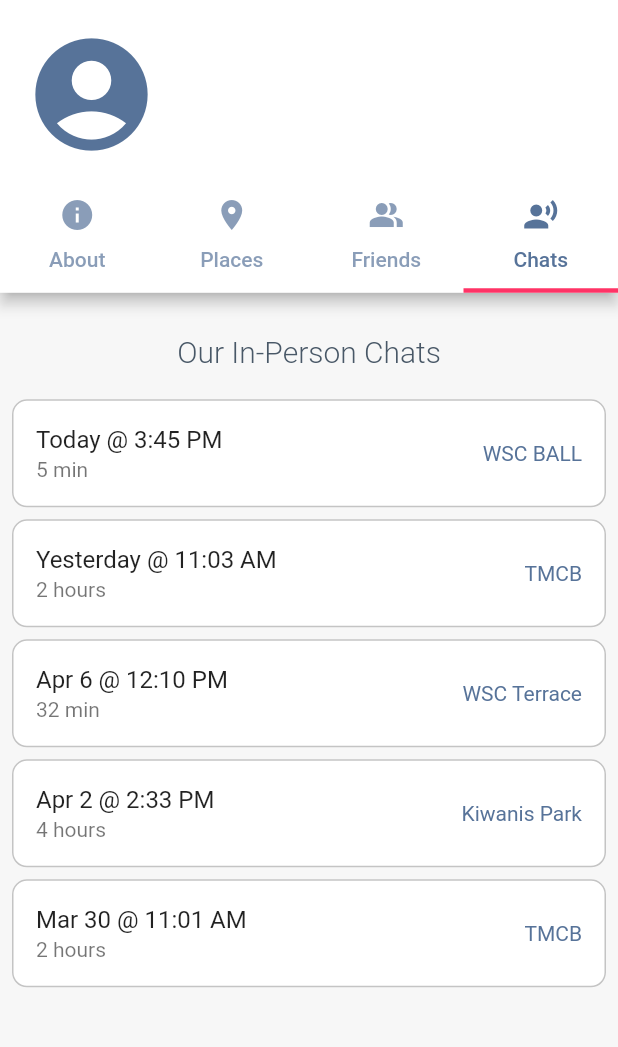
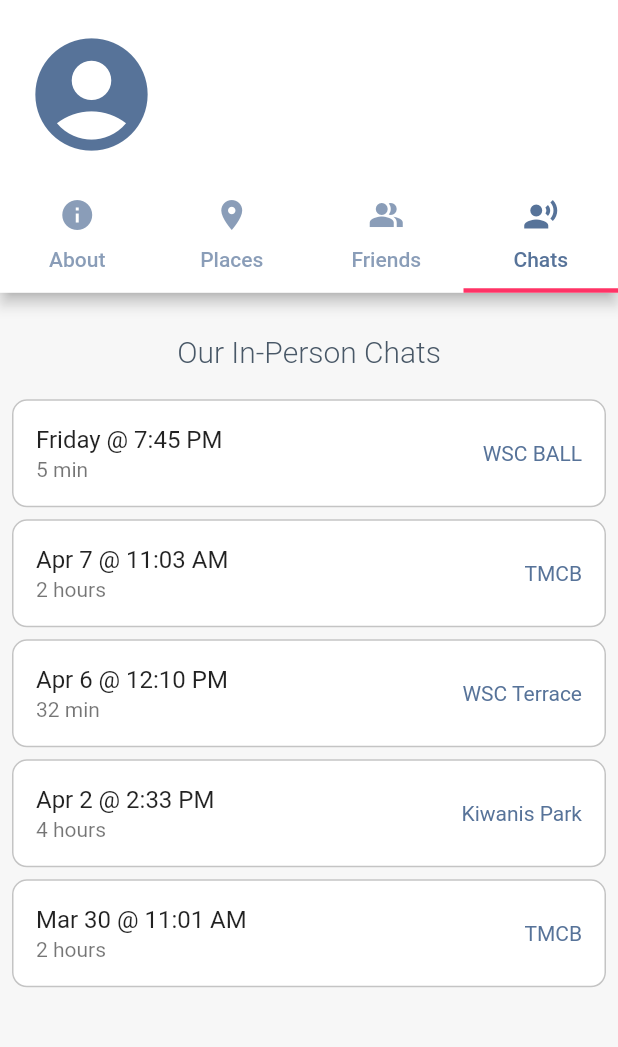
Before and after one commit to brighamband/irecognize, a Flutter app: the PersonPage screen opened directly with empty values, tab 4 chosen, on a phone screen of 412 x 824 dp, the part 60-1107 px from its top. Run offline on Flutter 3.47's test engine with Material 2 defaults, Android fonts, the phone set to English and light mode, and no system bars; our stand-ins replace sensors_plus; network calls fail.

Commit message:
Updated chats

```diff
--- a/lib/utils/constants.dart
+++ b/lib/utils/constants.dart
@@ -199,7 +199,7 @@ List<AboutModel> REFRESH_ABOUT_LIST = [
 
 List<PlacesModel> PLACES_LIST = [
   PlacesModel(
-      "Wilk Ballroom", 'https://goo.gl/maps/9T68wjY1qxSZwaYa9', "Saturday"),
+      "Wilk Ballroom", 'https://goo.gl/maps/9T68wjY1qxSZwaYa9', "Friday"),
   PlacesModel(
       "Talmage Building", 'https://goo.gl/maps/4eBE29i1LKQJFSiK8', "Apr 5"),
   PlacesModel("Penguin Brothers Ice Cream Shop",
@@ -221,8 +221,8 @@ List<PlacesModel> REFRESH_PLACES_LIST = [
 ];
 
 List<ChatModel> CHATS_LIST = [
-  ChatModel("5 min", 'Today @ 3:45 PM', "WSC BALL", ORIG_CONVO),
-  ChatModel("2 hours", "Yesterday @ 11:03 AM", "TMCB", ORIG_CONVO),
+  ChatModel("5 min", 'Friday @ 7:45 PM', "WSC BALL", ORIG_CONVO),
+  ChatModel("2 hours", "Apr 7 @ 11:03 AM", "TMCB", ORIG_CONVO),
   ChatModel("32 min", "Apr 6 @ 12:10 PM", "WSC Terrace", ORIG_CONVO),
   ChatModel("4 hours", "Apr 2 @ 2:33 PM", "Kiwanis Park", ORIG_CONVO),
   ChatModel("2 hours", "Mar 30 @ 11:01 AM", "TMCB", ORIG_CONVO),
```
